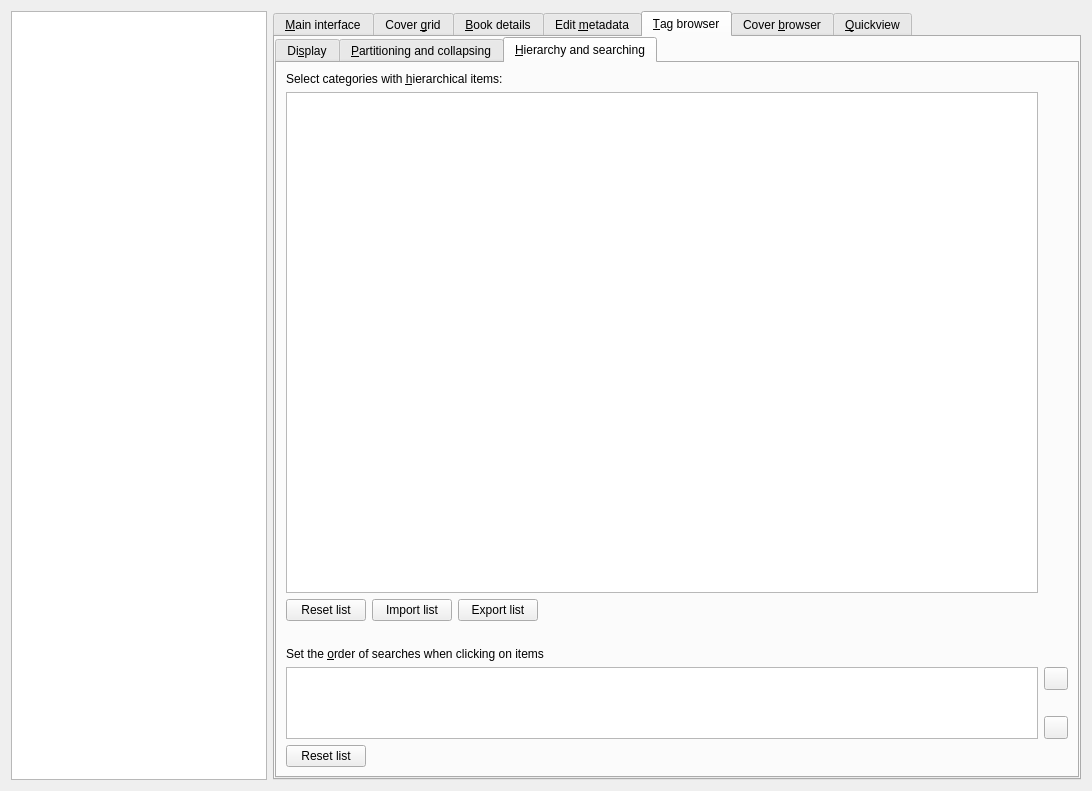
debian-calibre/calibre, file src/calibre/gui2/preferences/look_feel.ui: the form before one commit.
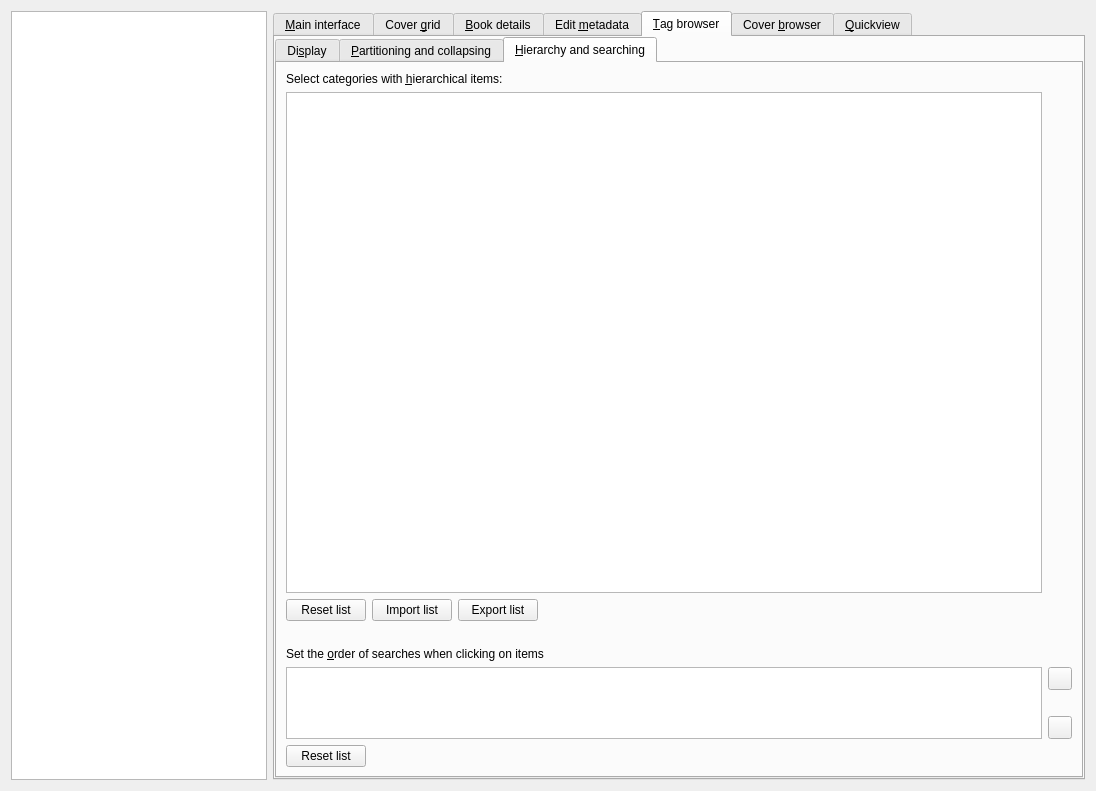
The form after the commit. The open tabs and pages were chosen to show the change. Icons and pictures are not drawn. Custom widgets are drawn as their Qt base class.

Patch:
```diff
--- a/src/calibre/gui2/preferences/look_feel.ui
+++ b/src/calibre/gui2/preferences/look_feel.ui
@@ -6,7 +6,7 @@
    <rect>
     <x>0</x>
     <y>0</y>
-    <width>1083</width>
+    <width>1096</width>
     <height>791</height>
    </rect>
   </property>
@@ -1572,13 +1572,7 @@
        </attribute>
        <layout class="QGridLayout">
         <item row="0" column="0">
-         <widget class="QLabel">
-          <property name="text">
-           <string>Select categories with &amp;hierarchical items:</string>
-          </property>
-          <property name="buddy">
-           <cstring>tb_hierarchical_cats</cstring>
-          </property>
+         <widget class="QLabel" name="label">
           <property name="toolTip">
            <string>&lt;p&gt;Check the box for an item if it is to be displayed as a
 hierarchical tree in the Tag browser. For example, if you check
@@ -1589,6 +1583,12 @@
 &lt;p&gt;The categories 'authors', 'publisher', 'news', 'formats', and 'rating'
 cannot be hierarchical.&lt;/p&gt;</string>
           </property>
+          <property name="text">
+           <string>Select categories with &amp;hierarchical items:</string>
+          </property>
+          <property name="buddy">
+           <cstring>tb_hierarchical_cats</cstring>
+          </property>
          </widget>
         </item>
         <item row="1" column="0" rowspan="3">
@@ -1675,16 +1675,16 @@
          </spacer>
         </item>
         <item row="11" column="0">
-         <widget class="QLabel">
-          <property name="text">
-           <string>Set the &amp;order of searches when clicking on items</string>
-          </property>
+         <widget class="QLabel" name="label">
           <property name="toolTip">
            <string>&lt;p&gt;Set the order of the searches when clicking on an item in
 the Tag browser. The 'or its children' options are ignored when clicking on
 top-level categories, items that aren't in a hierarchical category, and items
 that don't have children.&lt;/p&gt;</string>
           </property>
+          <property name="text">
+           <string>Set the &amp;order of searches when clicking on items</string>
+          </property>
           <property name="buddy">
            <cstring>tb_search_order</cstring>
           </property>
@@ -2054,11 +2054,6 @@
    <extends>QListWidget</extends>
    <header>calibre/gui2/preferences.h</header>
   </customwidget>
-  <customwidget>
-   <class>EditWithComplete</class>
-   <extends>QComboBox</extends>
-   <header>calibre/gui2/complete2.h</header>
-  </customwidget>
   <customwidget>
    <class>ScrollingTabWidget</class>
    <extends>QTabWidget</extends>
```
Left out of the diff: 30 changed lines with no effect on the pictures.
